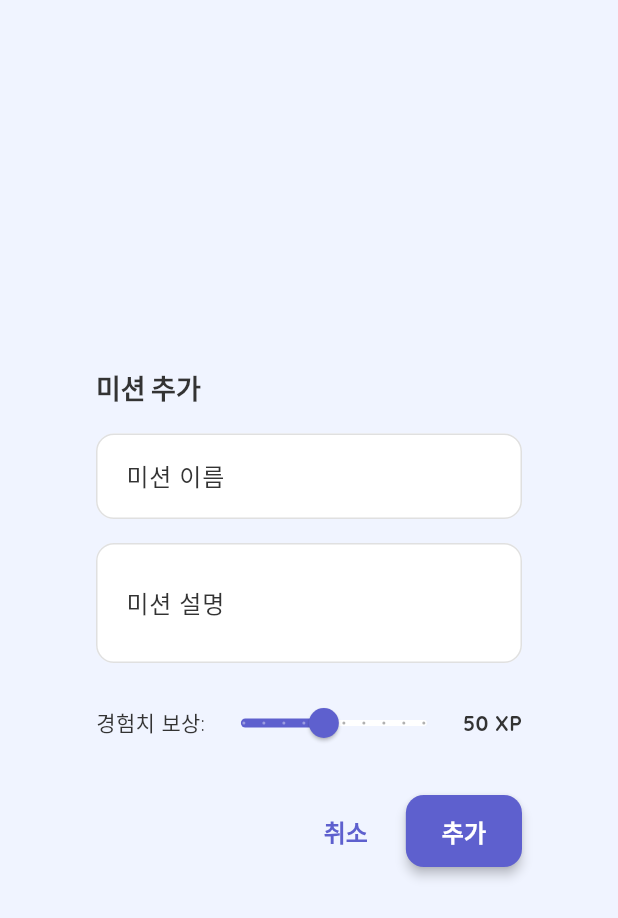
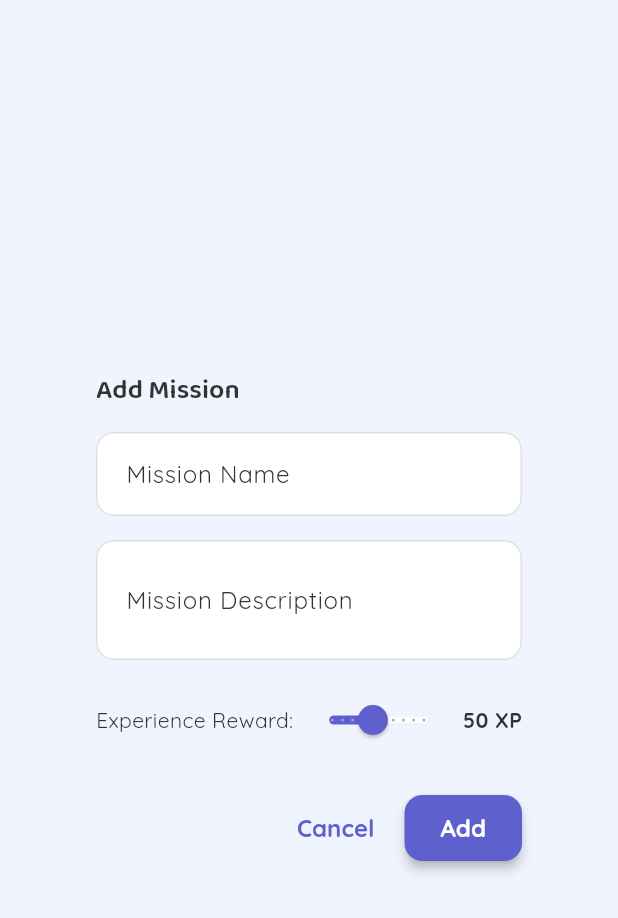
Before and after one commit to taigi0315/project_msd, a Flutter app: the _MissionDialog widget shown alone on an empty page, opened directly with empty values, on a phone screen of 412 x 824 dp. Shown: the top 918 px of the screen. Run offline on Flutter 3.47's test engine with Material 3 defaults, Android fonts, the phone set to English and light mode, and no system bars; our stand-ins replace animated_text_kit, audioplayers, google_fonts, hive_flutter, lottie, shared_preferences; missing offline and left inert: dotenv; accounts and stored records are empty.

Commit message:
update korean to english

```diff
--- a/lib/screens/create_project_screen.dart
+++ b/lib/screens/create_project_screen.dart
@@ -125,7 +125,7 @@ class _CreateProjectScreenState extends State<CreateProjectScreen> {
     if (_descriptionController.text.trim().isEmpty) {
       ScaffoldMessenger.of(context).showSnackBar(
         const SnackBar(
-          content: Text('프로젝트 설명을 입력해주세요'),
+          content: Text('Please enter a project description'),
         ),
       );
       return;
@@ -154,7 +154,7 @@ class _CreateProjectScreenState extends State<CreateProjectScreen> {
       if (!mounted) return;
       ScaffoldMessenger.of(context).showSnackBar(
         SnackBar(
-          content: Text('프로젝트 이름이 생성되었습니다: $projectName'),
+          content: Text('Project name generated: $projectName'),
         ),
       );
     } catch (e) {
@@ -162,7 +162,7 @@ class _CreateProjectScreenState extends State<CreateProjectScreen> {
 
       ScaffoldMessenger.of(context).showSnackBar(
         SnackBar(
-          content: Text('프로젝트 이름 생성 중 오류가 발생했습니다: $e'),
+          content: Text('Error generating project name: $e'),
           backgroundColor: Colors.red,
         ),
       );
@@ -178,7 +178,7 @@ class _CreateProjectScreenState extends State<CreateProjectScreen> {
     if (_nameController.text.trim().isEmpty || _descriptionController.text.trim().isEmpty) {
       ScaffoldMessenger.of(context).showSnackBar(
         const SnackBar(
-          content: Text('프로젝트 이름과 설명을 모두 입력해주세요'),
+          content: Text('Please enter both project name and description'),
         ),
       );
       return;
@@ -229,7 +229,7 @@ class _CreateProjectScreenState extends State<CreateProjectScreen> {
       if (!mounted) return;
       ScaffoldMessenger.of(context).showSnackBar(
         SnackBar(
-          content: Text('${newMissions.length}개의 미션이 생성되었습니다'),
+          content: Text('${newMissions.length} missions created'),
         ),
       );
     } catch (e) {
@@ -238,7 +238,7 @@ class _CreateProjectScreenState extends State<CreateProjectScreen> {
       // 에러 알림
       ScaffoldMessenger.of(context).showSnackBar(
         SnackBar(
-          content: Text('미션 생성 중 오류가 발생했습니다: $e'),
+          content: Text('Error generating missions: $e'),
           backgroundColor: Colors.red,
         ),
       );
@@ -254,7 +254,7 @@ class _CreateProjectScreenState extends State<CreateProjectScreen> {
     if (_nameController.text.trim().isEmpty || _descriptionController.text.trim().isEmpty) {
       ScaffoldMessenger.of(context).showSnackBar(
         const SnackBar(
-          content: Text('프로젝트 이름과 설명을 모두 입력해주세요'),
+          content: Text('Please enter both project name and description'),
         ),
       );
       return;
@@ -281,7 +281,7 @@ class _CreateProjectScreenState extends State<CreateProjectScreen> {
       if (!mounted) return;
       ScaffoldMessenger.of(context).showSnackBar(
         SnackBar(
-          content: Text('${_achievements.length}개의 업적이 생성되었습니다'),
+          content: Text('${_achievements.length} achievements created'),
         ),
       );
     } catch (e) {
@@ -290,7 +290,7 @@ class _CreateProjectScreenState extends State<CreateProjectScreen> {
       // 에러 알림
       ScaffoldMessenger.of(context).showSnackBar(
         SnackBar(
-          content: Text('업적 생성 중 오류가 발생했습니다: $e'),
+          content: Text('Error generating achievements: $e'),
           backgroundColor: Colors.red,
         ),
       );
@@ -338,13 +338,13 @@ class _CreateProjectScreenState extends State<CreateProjectScreen> {
 
     ScaffoldMessenger.of(context).showSnackBar(
       SnackBar(
-        content: Text('미션이 삭제되었습니다: ${mission.name}'),
+        content: Text('Mission deleted: ${mission.name}'),
         action: SnackBarAction(
-          label: '실행 취소',
+          label: 'Undo',
           onPressed: () {
             setState(() {
               _missions.add(mission);
-              _debugPrint('미션 삭제 실행 취소: ${mission.name}');
+              _debugPrint('Mission deletion undone: ${mission.name}');
             });
           },
         ),
@@ -364,16 +364,16 @@ class _CreateProjectScreenState extends State<CreateProjectScreen> {
       final shouldContinue = await showDialog<bool>(
         context: context,
         builder: (context) => AlertDialog(
-          title: const Text('미션 없음'),
-          content: const Text('미션이 없는 프로젝트를 생성하시겠습니까?'),
+          title: const Text('No missions'),
+          content: const Text('Do you want to create a project with no missions?'),
           actions: [
             TextButton(
               onPressed: () => Navigator.of(context).pop(false),
-              child: const Text('취소'),
+              child: const Text('Cancel'),
             ),
             TextButton(
               onPressed: () => Navigator.of(context).pop(true),
-              child: const Text('계속'),
+              child: const Text('Continue'),
             ),
           ],
         ),
@@ -387,7 +387,7 @@ class _CreateProjectScreenState extends State<CreateProjectScreen> {
     final name = _nameController.text.trim();
     final description = _descriptionController.text.trim();
 
-    _debugPrint('프로젝트 생성 시도: $name');
+    _debugPrint('Project creation attempt: $name');
 
     setState(() {
       _isLoading = true;
@@ -427,21 +427,21 @@ class _CreateProjectScreenState extends State<CreateProjectScreen> {
 
         // 성공 메시지 표시 및 화면 닫기
         ScaffoldMessenger.of(context).showSnackBar(
-          const SnackBar(content: Text('프로젝트가 성공적으로 생성되었습니다!')),
+          const SnackBar(content: Text('Project created successfully!')),
         );
 
         Navigator.pop(context, newProject);
       }).catchError((error) {
         setState(() {
           _isLoading = false;
-          _errorMessage = '프로젝트 생성 중 오류가 발생했습니다: $error';
+          _errorMessage = 'Error creating project: $error';
         });
       });
     } catch (e) {
-      _debugPrint('프로젝트 생성 오류: $e');
+      _debugPrint('Project creation error: $e');
 
       setState(() {
-        _errorMessage = '프로젝트 생성 중 오류가 발생했습니다: $e';
+        _errorMessage = 'Error creating project: $e';
       });
     } finally {
       setState(() {
@@ -455,13 +455,13 @@ class _CreateProjectScreenState extends State<CreateProjectScreen> {
     return Scaffold(
       backgroundColor: AppTheme.backgroundColor,
       appBar: AppBar(
-        title: const Text('새 프로젝트 생성'),
+        title: const Text('Create New Project'),
         centerTitle: true,
         actions: [
           // OpenAI API 스위치
           Row(
             children: [
-              const Text('AI 사용', style: TextStyle(fontSize: 12)),
+              const Text('Use AI', style: TextStyle(fontSize: 12)),
               Switch(
                 value: _useOpenAI,
                 onChanged: (value) {
@@ -471,7 +471,7 @@ class _CreateProjectScreenState extends State<CreateProjectScreen> {
 
                   ScaffoldMessenger.of(context).showSnackBar(
                     SnackBar(
-                      content: Text(_useOpenAI ? 'OpenAI API 사용' : '목업 데이터 사용'),
+                      content: Text(_useOpenAI ? 'Using OpenAI API' : 'Using mock data'),
                       duration: const Duration(seconds: 1),
                     ),
                   );
@@ -492,7 +492,7 @@ class _CreateProjectScreenState extends State<CreateProjectScreen> {
                   children: [
                     // 상단 제목
                     const Text(
-                      '새로운 모험을 시작하세요',
+                      'Start a new adventure',
                       style: TextStyle(
                         fontSize: 24,
                         fontWeight: FontWeight.bold,
@@ -503,7 +503,7 @@ class _CreateProjectScreenState extends State<CreateProjectScreen> {
                     const SizedBox(height: 8),
 
                     Text(
-                      '클랜의 새 프로젝트를 생성하고 미션을 추가하세요',
+                      'Create a new project for your clan and add missions',
                       style: TextStyle(
                         fontSize: 14,
                         color: Colors.grey[600],
@@ -542,7 +542,7 @@ class _CreateProjectScreenState extends State<CreateProjectScreen> {
                           crossAxisAlignment: CrossAxisAlignment.start,
                           children: [
                             const Text(
-                              '프로젝트 정보',
+                              'Project Information',
                               style: TextStyle(
                                 fontSize: 18,
                                 fontWeight: FontWeight.bold,
@@ -559,8 +559,8 @@ class _CreateProjectScreenState extends State<CreateProjectScreen> {
                                   child: TextFormField(
                                     controller: _nameController,
                                     decoration: InputDecoration(
-                                      labelText: '프로젝트 이름',
-                                      hintText: '프로젝트의 이름을 입력하세요',
+                                      labelText: 'Project Name',
+                                      hintText: 'Enter the name of the project',
                                       prefixIcon: const Icon(Icons.folder, color: AppTheme.primaryColor),
                                       border: OutlineInputBorder(
                                         borderRadius: BorderRadius.circular(12),
@@ -568,10 +568,10 @@ class _CreateProjectScreenState extends State<CreateProjectScreen> {
                                     ),
                                     validator: (value) {
                                       if (value == null || value.trim().isEmpty) {
-                                        return '프로젝트 이름을 입력해주세요';
+                                        return 'Please enter a project name';
                                       }
                                       if (value.length < 3) {
-                                        return '프로젝트 이름은 최소 3글자 이상이어야 합니다';
+                                        return 'Project name must be at least 3 characters';
                                       }
                                       return null;
                                     },
@@ -590,7 +590,7 @@ class _CreateProjectScreenState extends State<CreateProjectScreen> {
                                           child: CircularProgressIndicator(strokeWidth: 2),
                                         )
                                       : const Icon(Icons.autorenew),
-                                  tooltip: '랜덤 이름 생성',
+                                  tooltip: 'Generate random name',
                                   color: AppTheme.primaryColor,
                                 ),
                               ],
@@ -602,8 +602,8 @@ class _CreateProjectScreenState extends State<CreateProjectScreen> {
                             TextFormField(
                               controller: _descriptionController,
                               decoration: InputDecoration(
-                                labelText: '프로젝트 설명',
-                                hintText: '프로젝트에 대한 설명을 입력하세요',
+                                labelText: 'Project Description',
+                                hintText: 'Enter a description for the project',
                                 prefixIcon: const Icon(Icons.description, color: AppTheme.primaryColor),
                                 border: OutlineInputBorder(
                                   borderRadius: BorderRadius.circular(12),
@@ -612,10 +612,10 @@ class _CreateProjectScreenState extends State<CreateProjectScreen> {
                               maxLines: 3,
                               validator: (value) {
                                 if (value == null || value.trim().isEmpty) {
-                                  return '프로젝트 설명을 입력해주세요';
+                                  return 'Please enter a project description';
                                 }
                                 if (value.length < 10) {
-                                  return '프로젝트 설명은 최소 10글자 이상이어야 합니다';
+                                  return 'Project description must be at least 10 characters';
                                 }
                                 return null;
                               },
@@ -634,7 +634,7 @@ class _CreateProjectScreenState extends State<CreateProjectScreen> {
                         mainAxisAlignment: MainAxisAlignment.spaceBetween,
                         children: [
                           const Text(
-                            '업적',
+                            'Achievements',
                             style: TextStyle(
                               fontSize: 18,
                               fontWeight: FontWeight.bold,
@@ -649,7 +649,7 @@ class _CreateProjectScreenState extends State<CreateProjectScreen> {
                                     child: CircularProgressIndicator(strokeWidth: 2),
                                   )
                                 : const Icon(Icons.auto_awesome),
-                            label: const Text('업적 생성'),
+                            label: const Text('Generate Achievements'),
                           ),
                         ],
                       ),
@@ -718,7 +718,7 @@ class _CreateProjectScreenState extends State<CreateProjectScreen> {
                       mainAxisAlignment: MainAxisAlignment.spaceBetween,
                       children: [
                         const Text(
-                          '미션',
+                          'Missions',
                           style: TextStyle(
                             fontSize: 18,
                             fontWeight: FontWeight.bold,
@@ -735,7 +735,7 @@ class _CreateProjectScreenState extends State<CreateProjectScreen> {
                                   child: CircularProgressIndicator(strokeWidth: 2),
                                 )
                               : const Icon(Icons.auto_awesome),
-                          label: const Text('자동 생성'),
+                          label: const Text('Auto-generate'),
                         ),
                       ],
                     ),
@@ -756,7 +756,7 @@ class _CreateProjectScreenState extends State<CreateProjectScreen> {
                               const SizedBox(height: 16),
 
                               Text(
-                                '미션이 없습니다',
+                                'No missions',
                                 style: TextStyle(
                                   fontSize: 16,
                                   color: Colors.grey[600],
@@ -766,7 +766,7 @@ class _CreateProjectScreenState extends State<CreateProjectScreen> {
                               const SizedBox(height: 8),
 
                               Text(
-                                '미션을 추가하거나 자동으로 생성해보세요',
+                                'Add missions or auto-generate them',
                                 style: TextStyle(
                                   fontSize: 14,
                                   color: Colors.grey[500],
@@ -793,7 +793,7 @@ class _CreateProjectScreenState extends State<CreateProjectScreen> {
                       child: OutlinedButton.icon(
                         onPressed: _addMission,
                         icon: const Icon(Icons.add),
-                        label: const Text('미션 추가'),
+                        label: const Text('Add Mission'),
                         style: OutlinedButton.styleFrom(
                           padding: const EdgeInsets.symmetric(vertical: 12),
                         ),
@@ -814,7 +814,7 @@ class _CreateProjectScreenState extends State<CreateProjectScreen> {
                         ),
                       ),
                       child: const Text(
-                        '프로젝트 생성하기',
+                        'Create Project',
                         style: TextStyle(
                           fontSize: 16,
                           fontWeight: FontWeight.bold,
@@ -827,7 +827,7 @@ class _CreateProjectScreenState extends State<CreateProjectScreen> {
                     // 취소 버튼
                     TextButton(
                       onPressed: () => Navigator.of(context).pop(),
-                      child: const Text('취소'),
+                      child: const Text('Cancel'),
                     ),
                   ],
                 ),
@@ -999,7 +999,7 @@ class _MissionDialogState extends State<_MissionDialog> {
   @override
   Widget build(BuildContext context) {
     return AlertDialog(
-      title: const Text('미션 추가'),
+      title: const Text('Add Mission'),
       content: Form(
         key: _formKey,
         child: Column(
@@ -1009,12 +1009,12 @@ class _MissionDialogState extends State<_MissionDialog> {
             TextFormField(
               controller: _nameController,
               decoration: const InputDecoration(
-                labelText: '미션 이름',
-                hintText: '미션의 이름을 입력하세요',
+                labelText: 'Mission Name',
+                hintText: 'Enter the name of the mission',
               ),
               validator: (value) {
                 if (value == null || value.trim().isEmpty) {
-                  return '미션 이름을 입력해주세요';
+                  return 'Please enter a mission name';
                 }
                 return null;
               },
@@ -1026,8 +1026,8 @@ class _MissionDialogState extends State<_MissionDialog> {
             TextFormField(
               controller: _descriptionController,
               decoration: const InputDecoration(
-                labelText: '미션 설명',
-                hintText: '미션에 대한 설명을 입력하세요',
+                labelText: 'Mission Description',
+                hintText: 'Enter a description for the mission',
               ),
               maxLines: 2,
             ),
@@ -1037,7 +1037,7 @@ class _MissionDialogState extends State<_MissionDialog> {
             // 경험치 보상
             Row(
               children: [
-                const Text('경험치 보상:'),
+                const Text('Experience Reward:'),
 
                 Expanded(
                   child: Slider(
@@ -1065,11 +1065,11 @@ class _MissionDialogState extends State<_MissionDialog> {
       actions: [
         TextButton(
           onPressed: () => Navigator.of(context).pop(),
-          child: const Text('취소'),
+          child: const Text('Cancel'),
         ),
         ElevatedButton(
           onPressed: _handleAdd,
-          child: const Text('추가'),
+          child: const Text('Add'),
         ),
       ],
     );
```
